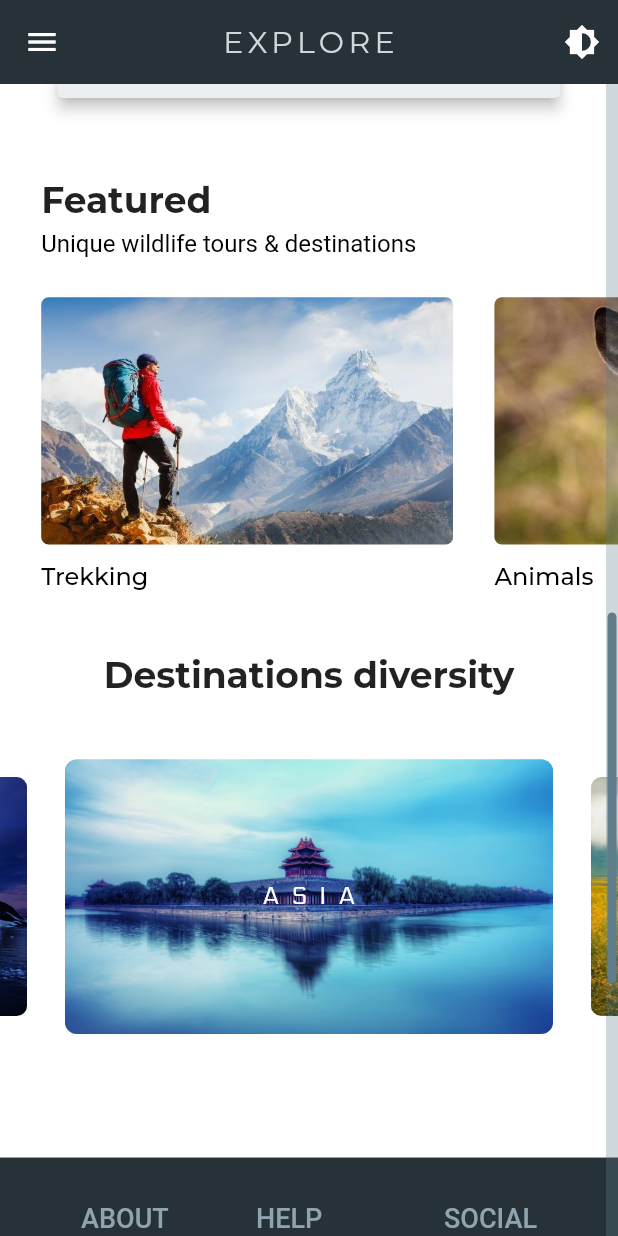
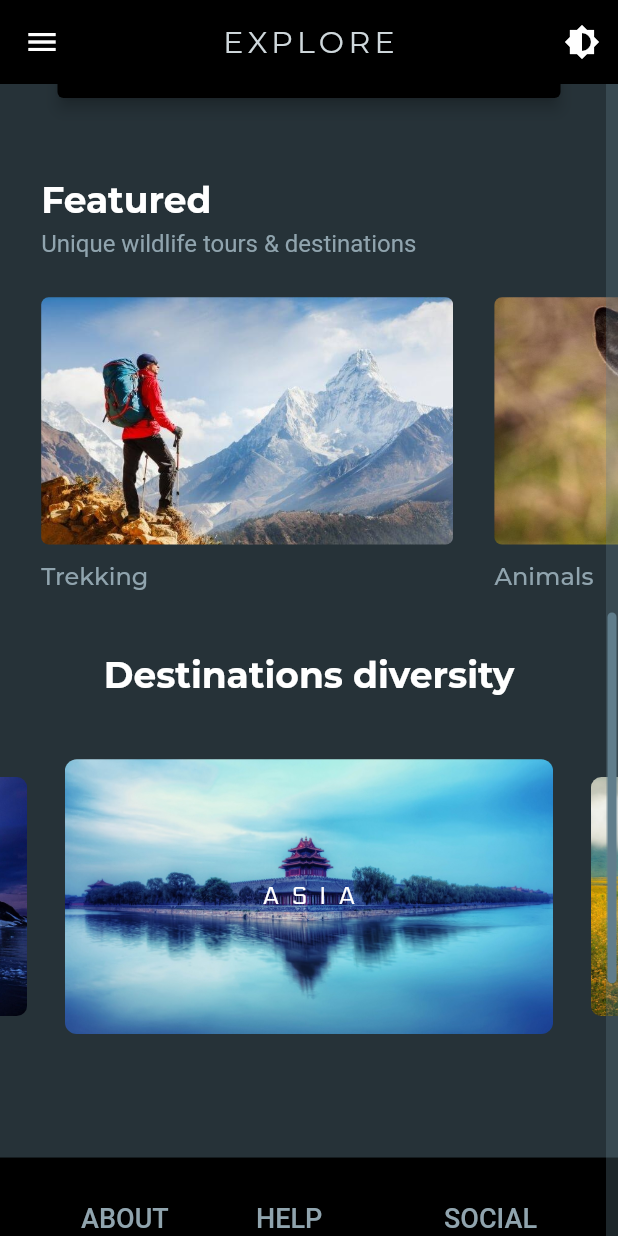
Before and after one commit to asteadhh/DerechoInteligente, a Flutter app: the screen it shows after launch, scrolled down 576 dp, after a tap on the "brightness 6" icon, on a phone screen of 412 x 824 dp. Run offline on Flutter 3.47's test engine with Material 2 defaults, Android fonts, the phone set to English and light mode, and no system bars; drawn by our look-alikes of carousel_slider; our stand-ins replace cloud_firestore, data_table_2, easy_dynamic_theme, firebase_analytics, firebase_auth, firebase_core and 9 more; missing offline and left inert: flutter_facebook_auth, sign_button; accounts and stored records are empty; project files that could hold a hidden picture were left out.

Commit message:
Dark Mode

```diff
--- a/lib/screens/home_page.dart
+++ b/lib/screens/home_page.dart
@@ -1,4 +1,6 @@
 import 'package:easy_dynamic_theme/easy_dynamic_theme.dart';
+import 'package:get/get.dart';
+import '../constants/theme.dart';
 import '/widgets/web_scrollbar.dart';
 import '/widgets/bottom_bar.dart';
 import '/widgets/carousel.dart';
@@ -58,7 +60,14 @@ class _HomePageLandingState extends State<HomePageLanding> {
                   splashColor: Colors.transparent,
                   highlightColor: Colors.transparent,
                   onPressed: () {
-                    EasyDynamicTheme.of(context).changeTheme();
+                    //CHANGE THEME MODE
+                    // EasyDynamicTheme.of(context).changeTheme();
+
+                    Get.changeThemeMode(ThemeService().loadThemeFromBox()
+                        ? ThemeMode.light
+                        : ThemeMode.dark);
+                    ThemeService()
+                        .saveThemeToBox(!ThemeService().loadThemeFromBox());
                   },
                 ),
               ],
```
Also changed, not shown: lib/widgets/top_bar_contents.dart (+10 -2 lines), 2 other files.
